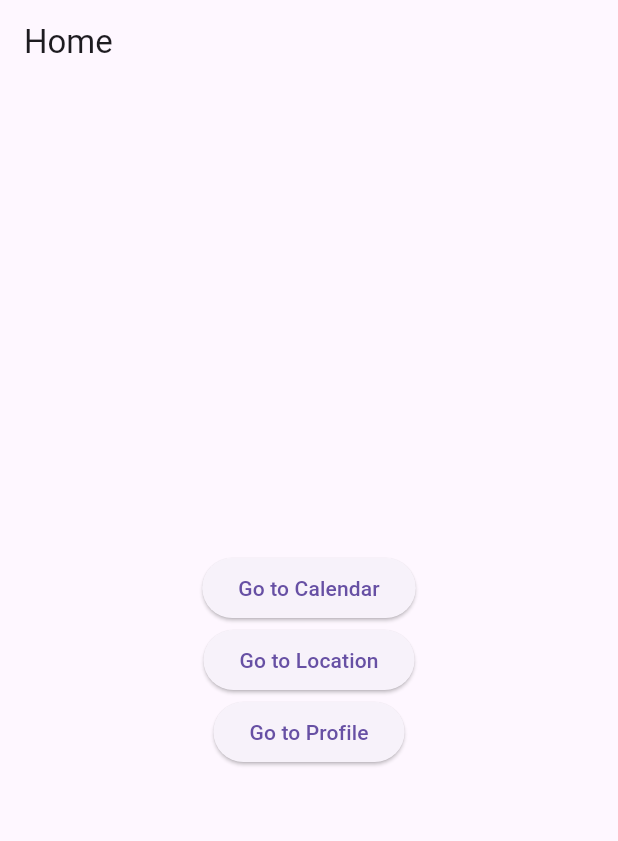
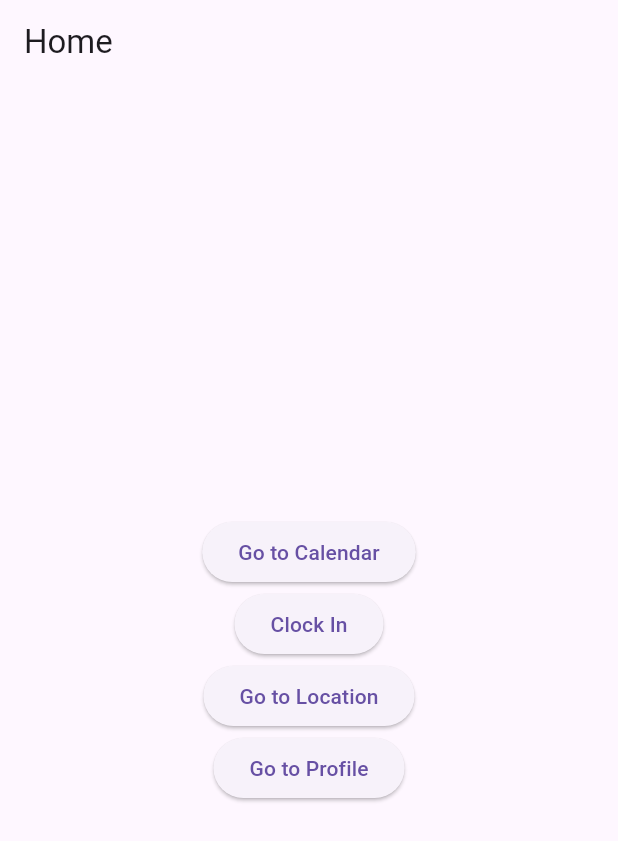
Before and after one commit to Strouwi-BV/buildbase_app_flutter, a Flutter app: the screen it shows after launch, on a phone screen of 412 x 824 dp. Shown: the top 841 px of the screen. Run offline on Flutter 3.47's test engine with Material 3 defaults, Android fonts, the phone set to English and light mode, and no system bars; our stand-ins replace go_router.

Commit message:
Update Home_Screen
added Navigation link for clock_in_screen.dart

```diff
--- a/lib/screens/home_screen.dart
+++ b/lib/screens/home_screen.dart
@@ -18,6 +18,12 @@ class HomeScreen extends StatelessWidget {
             ),
             ElevatedButton(
               onPressed: () {
+                context.go('/clock-in', extra: 12345);
+              },
+              child: Text("Clock In")
+            ),
+            ElevatedButton(
+              onPressed: () {
                 context.go('/location/37.7749/-122.4194'); //example coords
               },
               child: Text("Go to Location"),
```
